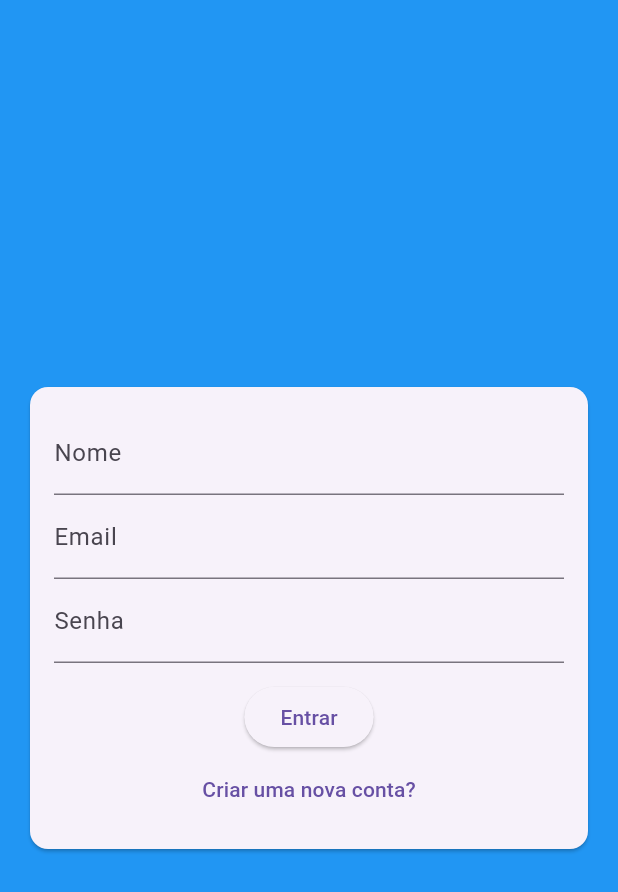
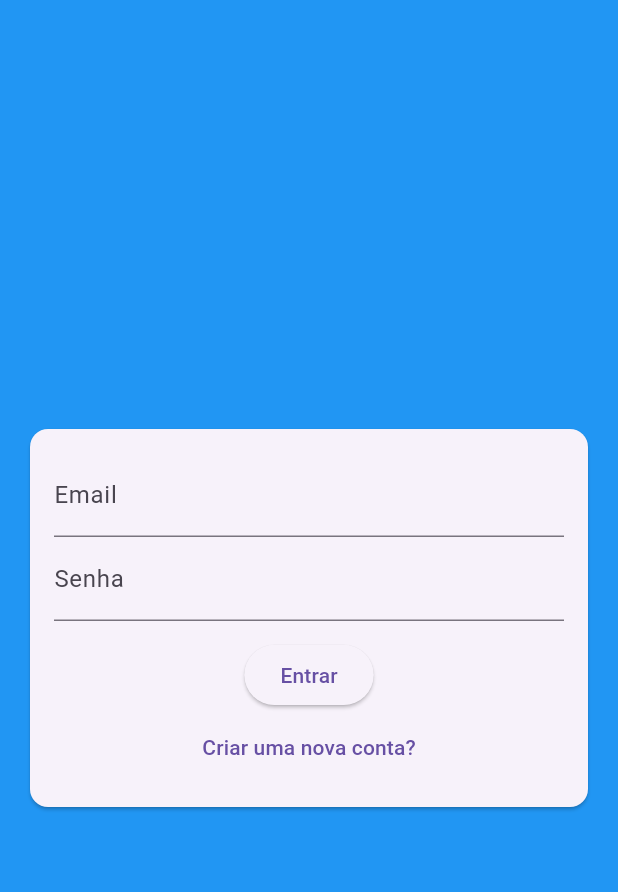
Before and after one commit to absjuniordev/ChatEase, a Flutter app: the screen it shows after launch, after a tap on "Entrar", on a phone screen of 412 x 824 dp. Shown: the top 892 px of the screen. Run offline on Flutter 3.47's test engine with Material 3 defaults, Android fonts, the phone set to English and light mode, and no system bars.

```diff
--- a/lib/components/auth_form.dart
+++ b/lib/components/auth_form.dart
@@ -1,7 +1,20 @@
+import 'package:chate_ease/models/auth_form_data.dart';
 import 'package:flutter/material.dart';
 
-class AuthForm extends StatelessWidget {
+class AuthForm extends StatefulWidget {
   const AuthForm({super.key});
+
+  @override
+  State<AuthForm> createState() => _AuthFormState();
+}
+
+class _AuthFormState extends State<AuthForm> {
+  final _formData = AuthFormData();
+  final _formKey = GlobalKey<FormState>();
+
+  void _submit() {
+    _formKey.currentState?.validate();
+  }
 
   @override
   Widget build(BuildContext context) {
@@ -12,24 +25,42 @@ class AuthForm extends StatelessWidget {
         child: Form(
           child: Column(
             children: [
+              if (!_formData.isLogin)
+                TextFormField(
+                  initialValue: _formData.nome,
+                  onChanged: (name) => _formData.nome = name,
+                  key: const ValueKey('name'),
+                  decoration: const InputDecoration(labelText: "Nome"),
+                ),
               TextFormField(
-                decoration: const InputDecoration(labelText: "Nome"),
-              ),
-              TextFormField(
+                initialValue: _formData.email,
+                onChanged: (email) => _formData.email = email,
+                key: const ValueKey('email'),
                 decoration: const InputDecoration(labelText: "Email"),
               ),
               TextFormField(
+                initialValue: _formData.password,
+                onChanged: (password) => _formData.password = password,
+                key: const ValueKey('password'),
                 obscureText: true,
                 decoration: const InputDecoration(labelText: "Senha"),
               ),
               const SizedBox(height: 12),
               ElevatedButton(
-                onPressed: () {},
-                child: const Text("Entrar"),
+                onPressed: _submit,
+                child: Text(_formData.isLogin ? "Entrar" : "Registrar?"),
               ),
               TextButton(
-                child: const Text("Criar uma nova conta?"),
-                onPressed: () {},
+                child: Text(
+                  _formData.isLogin
+                      ? "Criar uma nova conta?"
+                      : "Ja possui conta?",
+                ),
+                onPressed: () {
+                  setState(() {
+                    _formData.toggleAuthMode();
+                  });
+                },
               )
             ],
           ),
```
